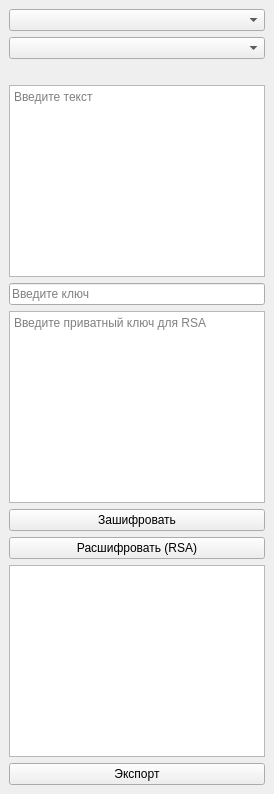
Above: mainwindow.ui from lvwlad/cipherkr before the change. Below: the same form after it.
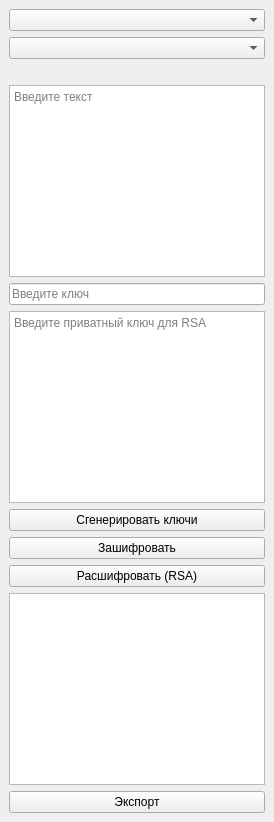
That is the form after the change.

```diff
--- a/mainwindow.ui
+++ b/mainwindow.ui
@@ -37,6 +37,13 @@
       </property>
      </widget>
     </item>
+    <item>
+     <widget class="QPushButton" name="generateKeysButton">
+      <property name="text">
+       <string>Сгенерировать ключи</string>
+      </property>
+     </widget>
+    </item>
     <item>
      <widget class="QPushButton" name="encryptButton">
       <property name="text">
```
Left out of the diff: 9 changed lines with no effect on the pictures.
